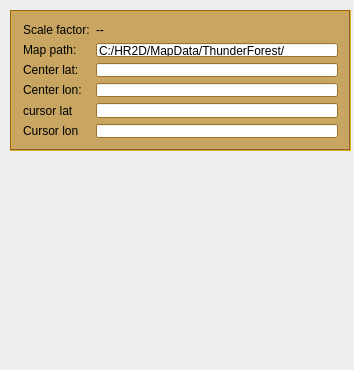
Before: the Qt Designer form mainwindow.ui in kimphg/CameraMap, drawn with Qt 5.
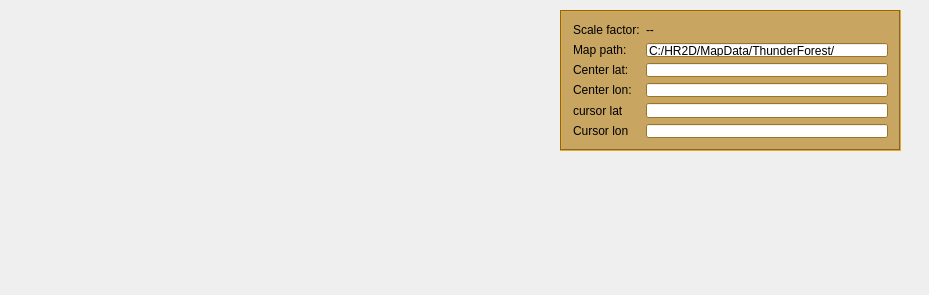
After: the same form once the commit is applied.

What changed in the file:
```diff
--- a/mainwindow.ui
+++ b/mainwindow.ui
@@ -6,8 +6,8 @@
    <rect>
     <x>0</x>
     <y>0</y>
-    <width>354</width>
-    <height>370</height>
+    <width>929</width>
+    <height>295</height>
    </rect>
   </property>
   <property name="windowTitle">
@@ -17,7 +17,7 @@
    <widget class="QFrame" name="frame">
     <property name="geometry">
      <rect>
-      <x>10</x>
+      <x>560</x>
       <y>10</y>
       <width>341</width>
       <height>141</height>
```
